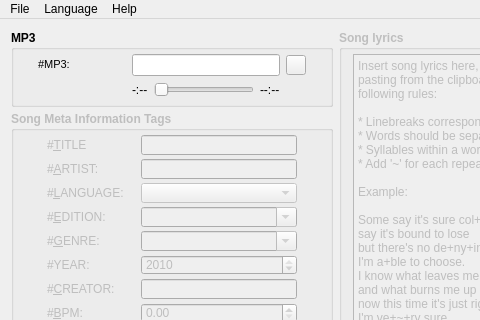
Old version of the form src/QCMainWindow.ui in the repository UltraStar-Deluxe/UltraStar-Creator; both pictures show x 0 to 480 and y 0 to 320 of the 1000 by 803 pixel window.
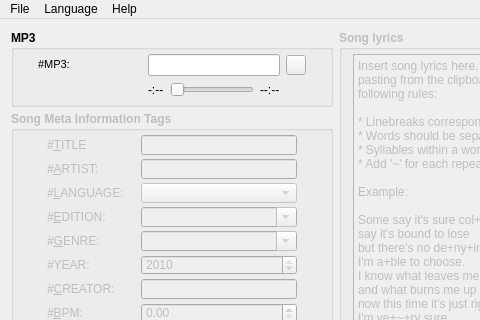
New version of the form. Icons and pictures are not drawn.

Diff of the .ui file:
```diff
--- a/src/QCMainWindow.ui
+++ b/src/QCMainWindow.ui
@@ -79,6 +79,12 @@
            </property>
            <item row="0" column="0">
             <layout class="QGridLayout" name="gridLayout_MP3" rowstretch="0,0" columnstretch="0,0,0,0,0">
+             <property name="sizeConstraint">
+              <enum>QLayout::SetDefaultConstraint</enum>
+             </property>
+             <property name="horizontalSpacing">
+              <number>6</number>
+             </property>
              <property name="verticalSpacing">
               <number>4</number>
              </property>
@@ -250,7 +256,26 @@
               </layout>
              </item>
              <item row="1" column="1">
-              <layout class="QHBoxLayout" name="horizontalLayout_PlayerButtons_2" stretch="0,0,0">
+              <layout class="QHBoxLayout" name="horizontalLayout_PlayerButtons_2" stretch="0,0">
+               <property name="spacing">
+                <number>0</number>
+               </property>
+               <property name="sizeConstraint">
+                <enum>QLayout::SetDefaultConstraint</enum>
+               </property>
+               <item>
+                <spacer name="horizontalSpacer_7">
+                 <property name="orientation">
+                  <enum>Qt::Horizontal</enum>
+                 </property>
+                 <property name="sizeHint" stdset="0">
+                  <size>
+                   <width>5</width>
+                   <height>5</height>
+                  </size>
+                 </property>
+                </spacer>
+               </item>
                <item>
                 <widget class="QPushButton" name="pushButton_PreviewPlayPause">
                  <property name="enabled">
@@ -271,6 +296,9 @@
                  <property name="statusTip">
                   <string>Preview MP3 file for correct syllabification of the song's lyrics.</string>
                  </property>
+                 <property name="layoutDirection">
+                  <enum>Qt::LeftToRight</enum>
+                 </property>
                  <property name="text">
                   <string/>
                  </property>
```
Left out of the diff: 76 changed lines with no effect on the pictures.
